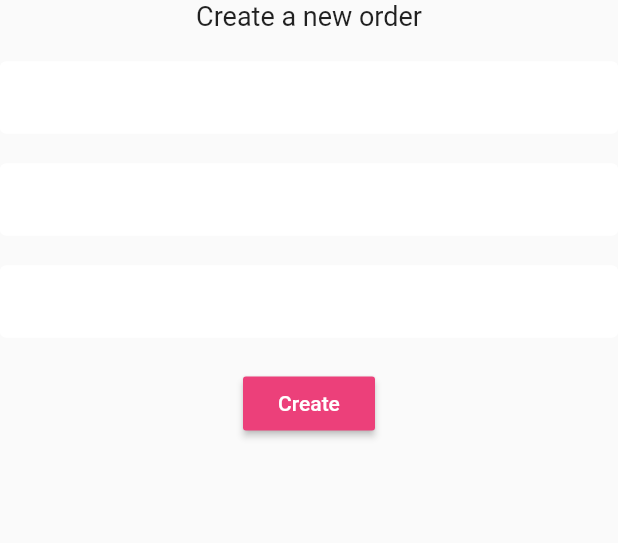
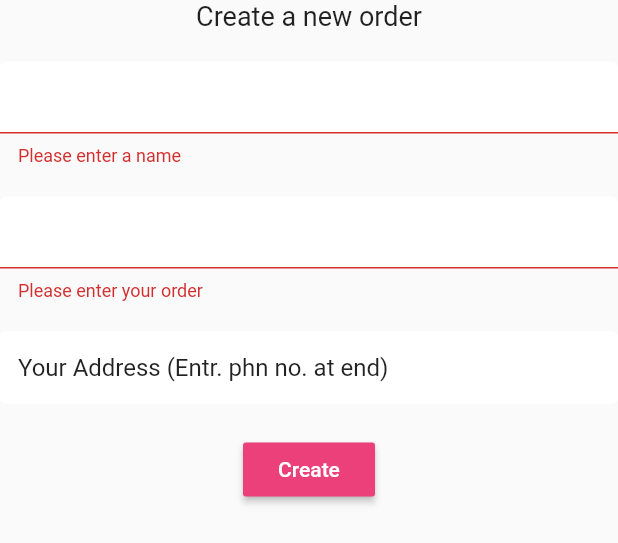
Before and after one commit to ahattangadi/order_vegetables, a Flutter app: the SettingsForm widget shown alone on an empty page, opened directly, after a tap on "Create", on a phone screen of 412 x 824 dp. Shown: the top 543 px of the screen. Run offline on Flutter 3.47's test engine with Material 2 defaults, Android fonts, the phone set to English and light mode, and no system bars; our stand-ins replace cloud_firestore, firebase_auth, flutter_spinkit; accounts and stored records are empty.

Commit message:
Added create order btn functionality and other modifciations.

```diff
--- a/lib/models/user.dart
+++ b/lib/models/user.dart
@@ -2,3 +2,12 @@ class User {
   final String uid;
   User({this.uid});
 }
+
+class UserData {
+  final String uid;
+  final String name;
+  final String order;
+  final String address;
+
+  UserData({this.uid, this.name, this.order, this.address});
+}
--- a/lib/screens/home/order_list.dart
+++ b/lib/screens/home/order_list.dart
@@ -12,7 +12,7 @@ class OrderList extends StatefulWidget {
 class _OrderListState extends State<OrderList> {
   @override
   Widget build(BuildContext context) {
-    final orders = Provider.of<List<Orders>>(context);
+    final orders = Provider.of<List<Orders>>(context) ?? [];
 
     return ListView.builder(
       itemCount: orders.length,
--- a/lib/screens/home/settings_form.dart
+++ b/lib/screens/home/settings_form.dart
@@ -1,5 +1,9 @@
 import 'package:flutter/material.dart';
+import 'package:order_vegetables/models/user.dart';
+import 'package:order_vegetables/services/database.dart';
 import 'package:order_vegetables/shared/constants.dart';
+import 'package:order_vegetables/shared/loading.dart';
+import 'package:provider/provider.dart';
 
 class SettingsForm extends StatefulWidget {
   @override
@@ -15,6 +19,13 @@ class _SettingsFormState extends State<SettingsForm> {
   String _currentAddress;
   @override
   Widget build(BuildContext context) {
+    final user = Provider.of<User>(context);
+
+    return StreamBuilder<UserData>(
+        stream: DatabaseService(uid: user.uid).userData,
+        builder: (context, snapshot) {
+          if (snapshot.hasData) {
+            UserData userData = snapshot.data;
             return Form(
               key: _formKey,
               child: Column(
@@ -27,22 +38,28 @@ class _SettingsFormState extends State<SettingsForm> {
                     height: 20.0,
                   ),
                   TextFormField(
+                    initialValue: userData.name,
                     decoration: textInputDecoration,
-            validator: (val) => val.isEmpty ? 'Please enter a name' : null,
+                    validator: (val) =>
+                        val.isEmpty ? 'Please enter a name' : null,
                     onChanged: (val) => setState(() => _currentName = val),
                   ),
                   SizedBox(
                     height: 20.0,
                   ),
                   TextFormField(
+                    initialValue: userData.order,
                     decoration: textInputDecoration,
-            validator: (val) => val.isEmpty ? 'Please enter your order' : null,
+                    validator: (val) =>
+                        val.isEmpty ? 'Please enter your order' : null,
                     onChanged: (val) => setState(() => _currentOrder = val),
                   ),
                   SizedBox(
                     height: 20.0,
                   ),
                   TextFormField(
+                    initialValue:
+                        'Your Address (Entr. phn no. at end)${userData.address}',
                     decoration: textInputDecoration,
                     validator: (val) =>
                         val.isEmpty ? 'Please enter your address' : null,
@@ -58,13 +75,21 @@ class _SettingsFormState extends State<SettingsForm> {
                       style: TextStyle(color: Colors.white),
                     ),
                     onPressed: () async {
-              print(_currentName);
-              print(_currentAddress);
-              print(_currentOrder);
+                      if (_formKey.currentState.validate()) {
+                        await DatabaseService(uid: user.uid).updateUserData(
+                            _currentName ?? userData.name,
+                            _currentOrder ?? userData.order,
+                            _currentAddress ?? userData.address);
+                        Navigator.pop(context);
+                      }
                     },
                   ),
                 ],
               ),
             );
+          } else {
+            return Loading();
+          }
+        });
   }
 }
--- a/lib/services/auth.dart
+++ b/lib/services/auth.dart
@@ -50,7 +50,7 @@ class AuthService {
       FirebaseUser user = result.user;
 //create a new fs document for user w/ uid
       await DatabaseService(uid: user.uid)
-          .updateUserData(email, '000', 'undefined');
+          .updateUserData(email, 'Your Order', 'Undefined Address');
       return _userFromFirebaseUser(user);
     } catch (e) {
       print(e.toString());
--- a/lib/services/database.dart
+++ b/lib/services/database.dart
@@ -1,6 +1,7 @@
 import 'package:cloud_firestore/cloud_firestore.dart';
 import 'package:order_vegetables/models/orders.dart';
 import 'package:order_vegetables/models/orders.dart';
+import 'package:order_vegetables/models/user.dart';
 
 class DatabaseService {
   final String uid;
@@ -29,9 +30,24 @@ class DatabaseService {
     }).toList();
   }
 
+  // user data from snapshot
+  UserData _userDataFromSnapshot(DocumentSnapshot snapshot) {
+    return UserData(
+      uid: uid,
+      name: snapshot.data['name'],
+      order: snapshot.data['order'],
+      address: snapshot.data['address'],
+    );
+  }
+
 //todo: implement get orders stream in employee app
 // get orders stream
   Stream<List<Orders>> get orders {
     return orderCollection.snapshots().map(_ordersListFromSnapshot);
   }
+
+  // get user doc stream
+  Stream<UserData> get userData {
+    return orderCollection.document(uid).snapshots().map(_userDataFromSnapshot);
+  }
 }
```
Lines whose indentation alone changed are shown as unchanged.
